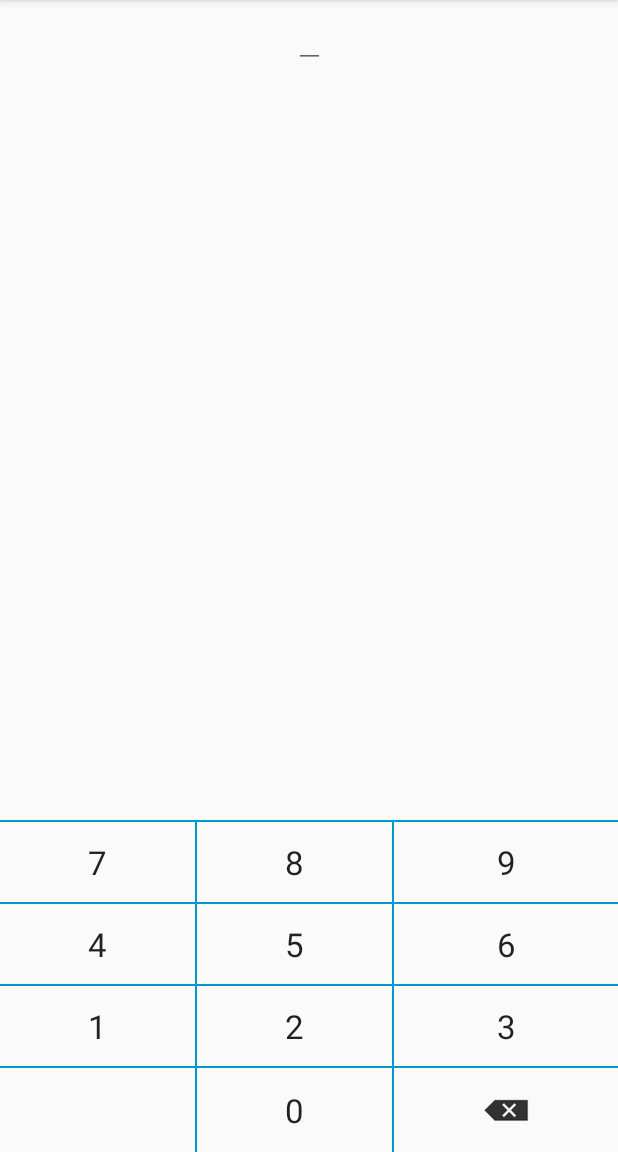
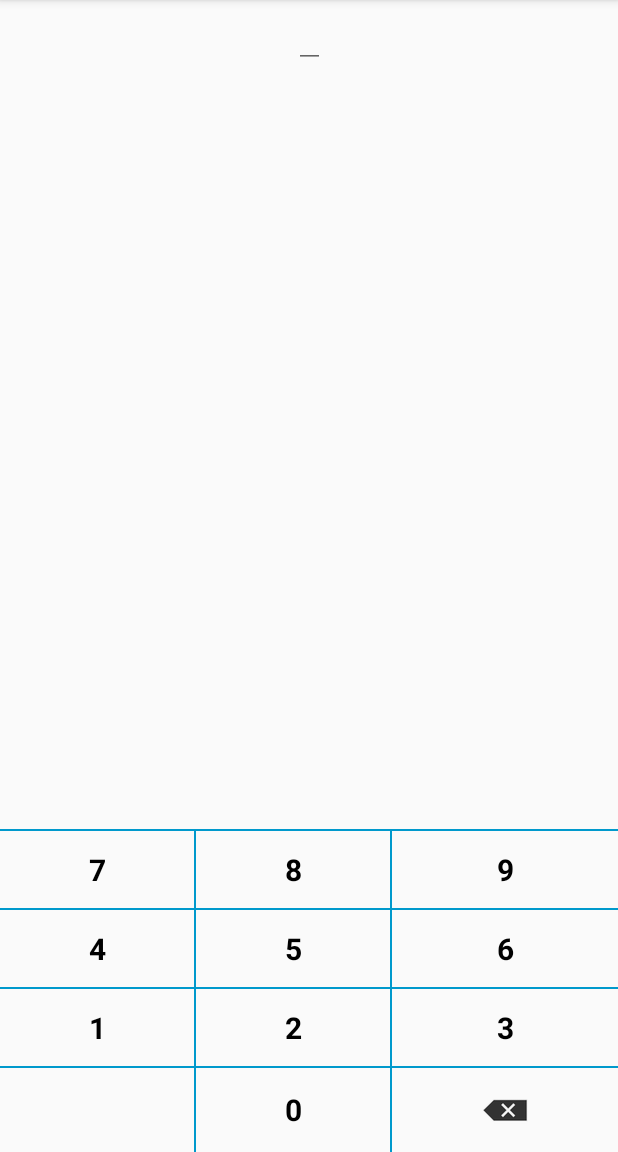
Before and after one commit to yt8492/NumericKeyboard, an Android app: the screen it shows after launch (MainActivity), on a phone screen of 412 x 824 dp, the part 84-1236 px from its top. Run offline under Robolectric (Android 15) with nearby library versions, the phone set to English and light mode, and no system bars.

Commit message:
fix text style

```diff
--- a/app/src/main/res/values/styles.xml
+++ b/app/src/main/res/values/styles.xml
@@ -24,8 +24,10 @@
         <item name="android:clickable">true</item>
         <item name="android:focusable">true</item>
         <item name="android:gravity">center</item>
-        <item name="android:scaleType">centerInside</item>
-        <item name="android:textAppearance">?android:attr/textAppearanceLarge</item>
+        <item name="android:scaleType">fitCenter</item>
+        <item name="android:textColor">@android:color/black</item>
+        <item name="android:textSize">20sp</item>
+        <item name="android:textStyle">bold</item>
     </style>
 
 </resources>
```
